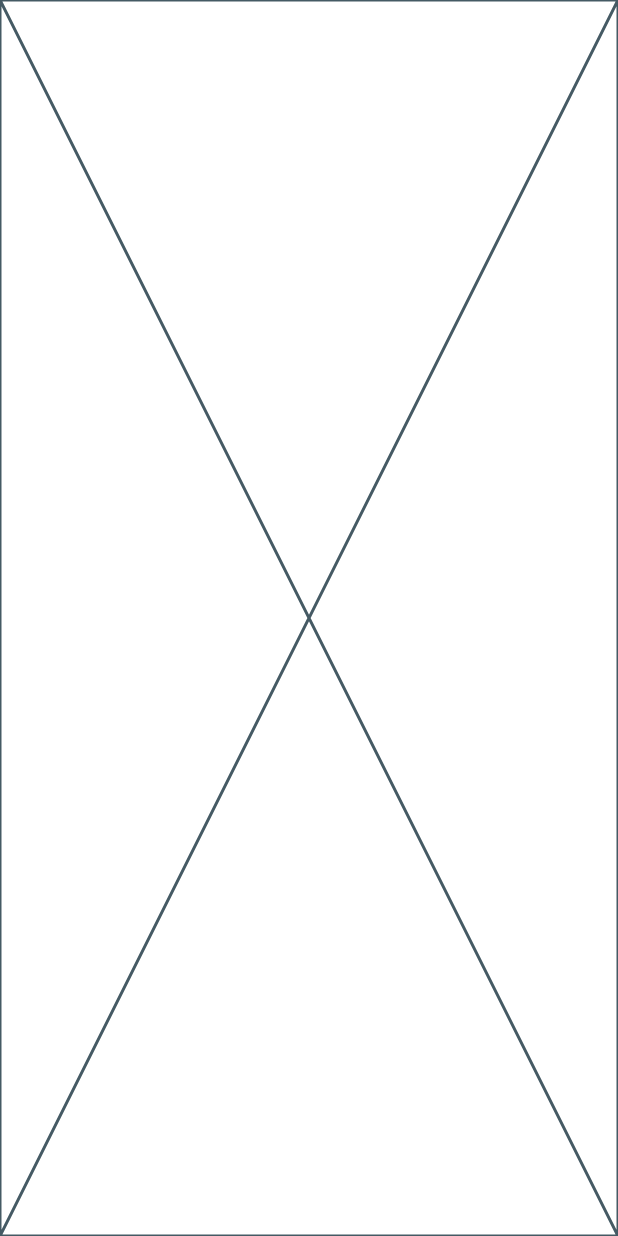
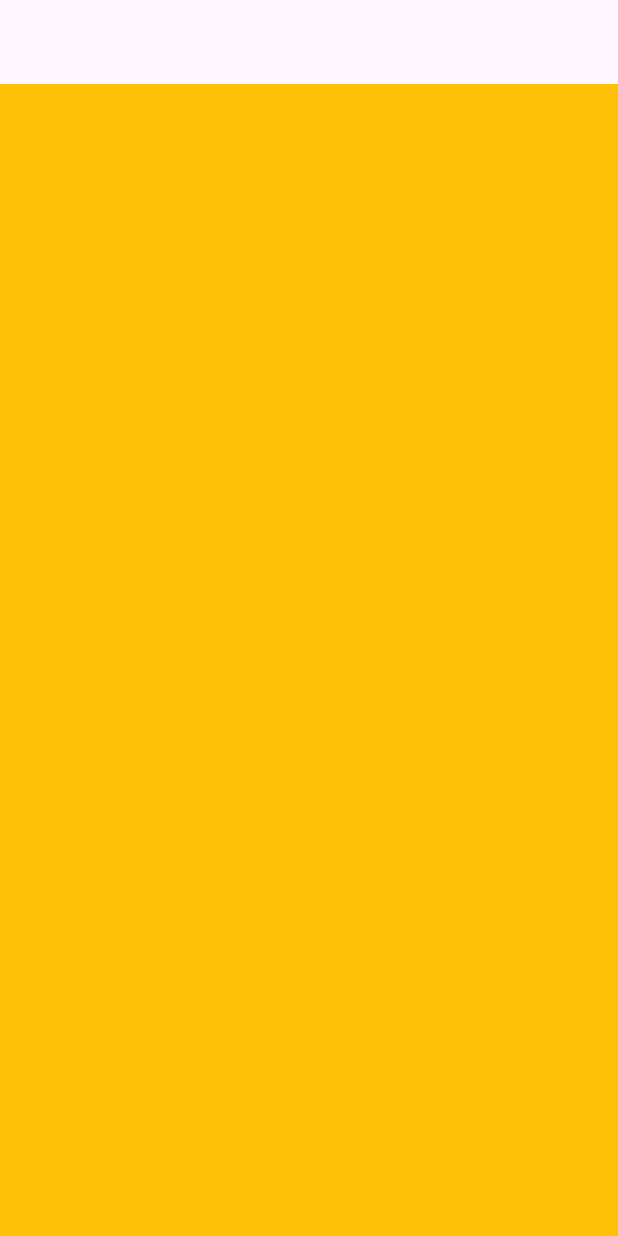
Before and after one commit to hannikhan911/newbie, a Flutter app: the screen it shows after launch, on a phone screen of 412 x 824 dp. Run offline on Flutter 3.47's test engine with Material 3 defaults, Android fonts, the phone set to English and light mode, and no system bars.

Commit message:
auth_screen

```diff
--- a/lib/main.dart
+++ b/lib/main.dart
@@ -8,8 +8,6 @@ void main() {
 
 class MyApp extends StatelessWidget {
   const MyApp({super.key});
-
-  // This widget is the root of your application.
   @override
   Widget build(BuildContext context) {
     return MaterialApp(
--- a/lib/views/auth/signup_screen.dart
+++ b/lib/views/auth/signup_screen.dart
@@ -7,6 +7,9 @@ class SignupScreen extends StatelessWidget {
 
   @override
   Widget build(BuildContext context) {
-    return const Placeholder();
+    return Scaffold(
+      backgroundColor: Colors.amber,
+      appBar: AppBar(),
+    );
   }
 }
```
